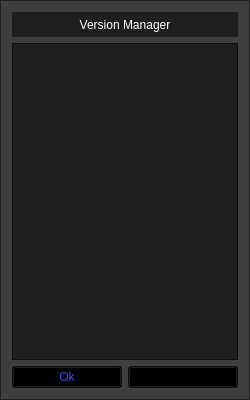
This is client/versionmanager.ui in lev12/launcher as Qt 5 draws it before an edit. The edited form follows.
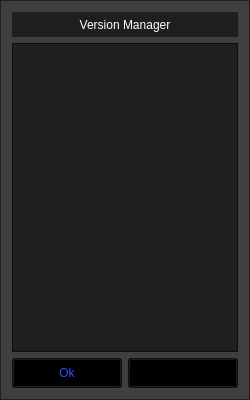
This is the edited form.

Patch:
```diff
--- a/client/versionmanager.ui
+++ b/client/versionmanager.ui
@@ -71,6 +71,12 @@
      </property>
      <item>
       <widget class="QPushButton" name="pushButton">
+       <property name="minimumSize">
+        <size>
+         <width>0</width>
+         <height>30</height>
+        </size>
+       </property>
        <property name="styleSheet">
         <string notr="true">color: rgb(55, 75, 255);</string>
        </property>
@@ -81,9 +87,21 @@
      </item>
      <item>
       <widget class="QPushButton" name="pushButton_action">
+       <property name="minimumSize">
+        <size>
+         <width>0</width>
+         <height>30</height>
+        </size>
+       </property>
        <property name="text">
         <string/>
        </property>
+       <property name="iconSize">
+        <size>
+         <width>20</width>
+         <height>20</height>
+        </size>
+       </property>
       </widget>
      </item>
     </layout>
```
Left out of the diff: 3 changed lines with no effect on the pictures.
